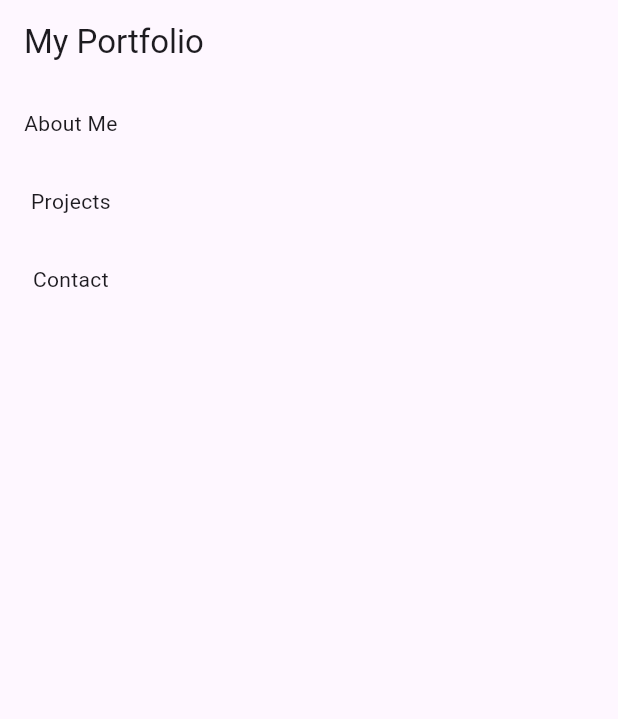
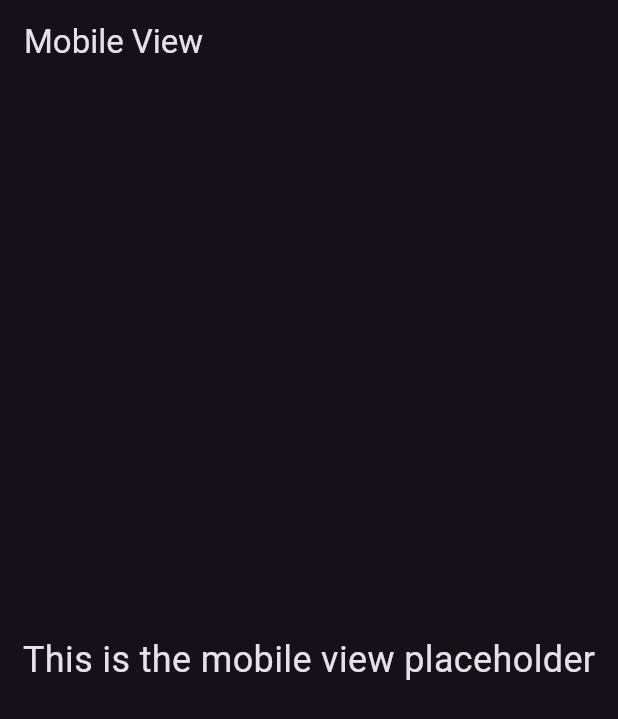
Before and after one commit to Vardhan-ysh/portfolio, a Flutter app: the screen it shows after launch, on a phone screen of 412 x 824 dp. Shown: the top 719 px of the screen. Run offline on Flutter 3.47's test engine with Material 3 defaults, Android fonts, the phone set to English and light mode, and no system bars.

Commit message:
added basic structure for desktop and mobile

```diff
--- a/portfolio/lib/main.dart
+++ b/portfolio/lib/main.dart
@@ -1,4 +1,6 @@
 import 'package:flutter/material.dart';
+import 'package:portfolio/desktop/desktop.dart';
+import 'package:portfolio/mobile/mobile.dart';
 
 void main() {
   runApp(const MyApp());
@@ -10,10 +12,14 @@
   @override
   Widget build(BuildContext context) {
     return MaterialApp(
-      title: 'Portfolio',
-      theme: ThemeData(
-        primarySwatch: Colors.blue,
+      title: 'Yashvardhan Portfolio',
+      theme: ThemeData.dark().copyWith(
+        colorScheme: ThemeData.dark().colorScheme.copyWith(
+              primary: Colors.green,
+              secondary: Colors.amber,
+            ),
       ),
+      themeMode: ThemeMode.dark,
       home: const PortfolioPage(),
     );
   }
@@ -24,12 +30,7 @@
 
   @override
   Widget build(BuildContext context) {
-    return Scaffold(
-      appBar: AppBar(
-        title: const Text('My Portfolio'),
-      ),
-      body: const PortfolioContent(),
-    );
+    return const PortfolioContent();
   }
 }
 
@@ -38,55 +39,10 @@
 
   @override
   Widget build(BuildContext context) {
-    return LayoutBuilder(
-      builder: (context, constraints) {
-        if (constraints.maxWidth > 600) {
-          return _buildWideContainers();
-        } else {
-          return _buildNarrowContainers();
-        }
-      },
-    );
-  }
-
-  Widget _buildWideContainers() {
-    return Row(
-      children: [
-        Expanded(child: _buildAboutSection()),
-        Expanded(child: _buildProjectsSection()),
-        Expanded(child: _buildContactSection()),
-      ],
-    );
-  }
-
-  Widget _buildNarrowContainers() {
-    return Column(
-      children: [
-        _buildAboutSection(),
-        _buildProjectsSection(),
-        _buildContactSection(),
-      ],
-    );
-  }
-
-  Widget _buildAboutSection() {
-    return Container(
-      padding: const EdgeInsets.all(16.0),
-      child: const Text('About Me'),
-    );
-  }
-
-  Widget _buildProjectsSection() {
-    return Container(
-      padding: const EdgeInsets.all(16.0),
-      child: const Text('Projects'),
-    );
-  }
-
-  Widget _buildContactSection() {
-    return Container(
-      padding: const EdgeInsets.all(16.0),
-      child: const Text('Contact'),
-    );
+    if (MediaQuery.of(context).size.width < 800) {
+      return const MobileView();
+    } else {
+      return const DesktopView();
+    }
   }
 }
--- /dev/null
+++ b/portfolio/lib/mobile/mobile.dart
@@ -0,0 +1,20 @@
+import 'package:flutter/material.dart';
+
+class MobileView extends StatelessWidget {
+  const MobileView({Key? key}) : super(key: key);
+
+  @override
+  Widget build(BuildContext context) {
+    return Scaffold(
+      appBar: AppBar(
+        title: const Text('Mobile View'),
+      ),
+      body: const Center(
+        child: Text(
+          'This is the mobile view placeholder',
+          style: TextStyle(fontSize: 24),
+        ),
+      ),
+    );
+  }
+}
```
Also changed, not shown: portfolio/lib/desktop/desktop.dart (added, +89 -0 lines).
